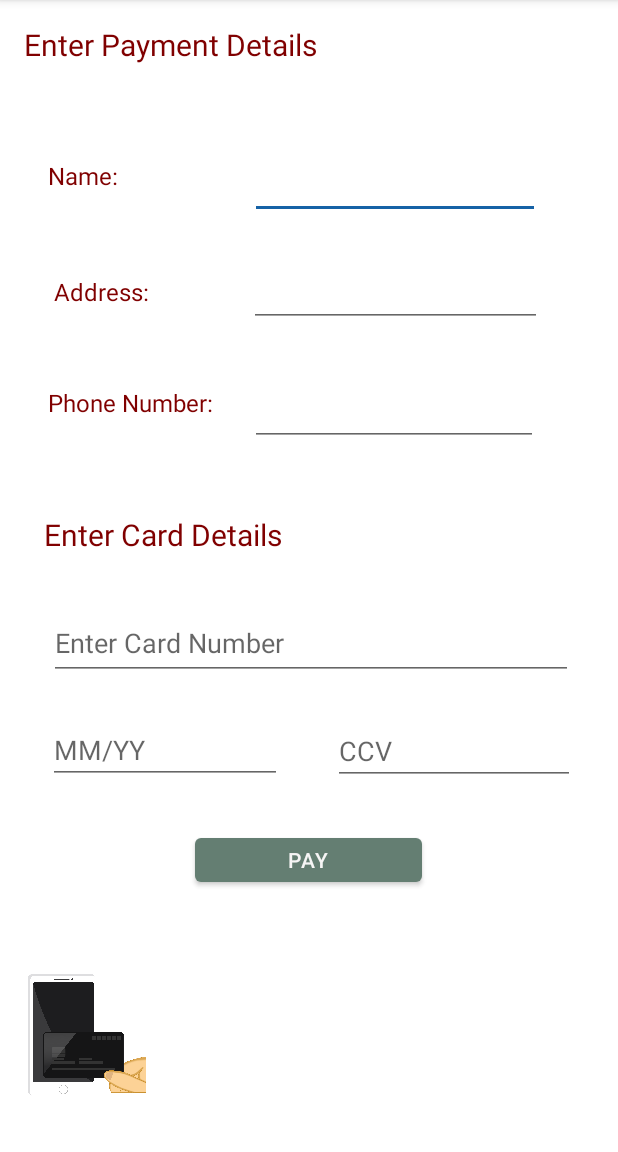
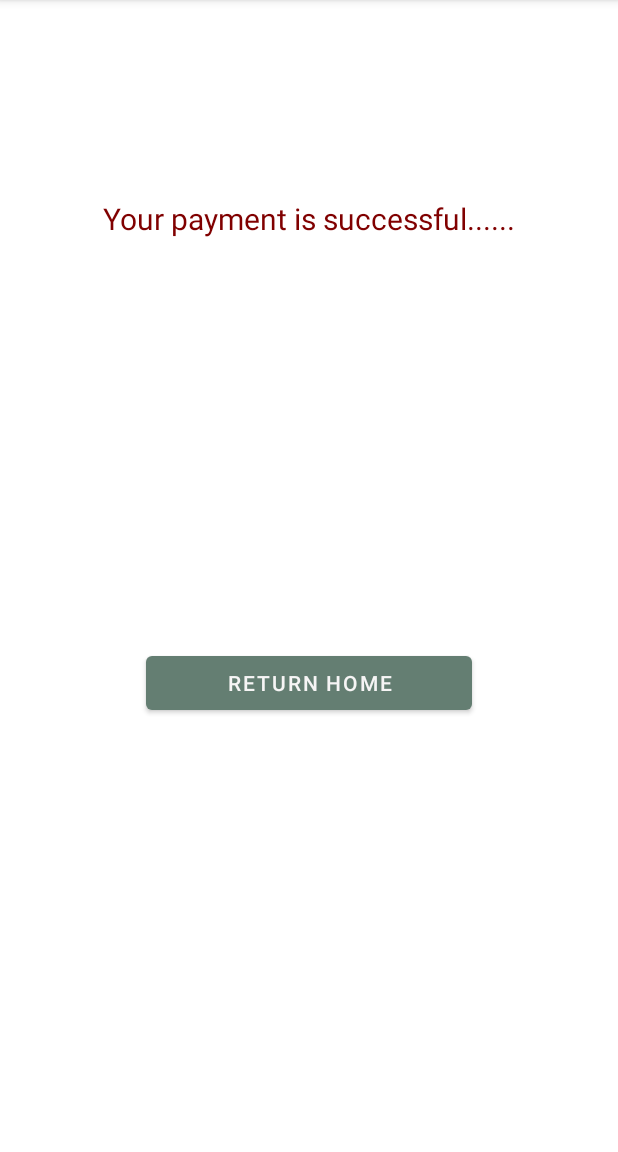
Before and after one commit to DhanukaDB/Transport_CBB, an Android app: the CardActivity screen opened directly, with no data from a screen before it, after a tap on "PAY", on a phone screen of 412 x 824 dp, the part 84-1236 px from its top. Run offline under Robolectric (Android 15) with nearby library versions, the phone set to English and light mode, and no system bars; our stand-ins replace Firebase (no records; nobody signed in at launch, a user with empty details on screens opened directly).

Commit message:
Linked payment and timetable and the show booking.

```diff
--- a/app/src/main/java/com/cbb/transportcbb/CardActivity.java
+++ b/app/src/main/java/com/cbb/transportcbb/CardActivity.java
@@ -41,7 +41,7 @@ public class CardActivity extends AppCompatActivity {
             @Override
             public void onClick(View v) {
                 insertPaymentData();
-                Intent intent = new Intent(CardActivity.this, SuccessActivity.class);
+                Intent intent = new Intent(CardActivity.this, PaymentSuccessActivity.class);
                 startActivity(intent);
             }
         });
@@ -59,6 +59,6 @@ public class CardActivity extends AppCompatActivity {
 
         CardPayments cardPayments = new CardPayments(name,address,number, card,expiry,ccv);
         paymentDbRef.push().setValue(cardPayments);
-        Toast.makeText(CardActivity.this, "Data inserted", Toast.LENGTH_SHORT).show();
+        Toast.makeText(CardActivity.this, "Payment details recorded for additional purposes...", Toast.LENGTH_SHORT).show();
     }
 }
--- a/app/src/main/java/com/cbb/transportcbb/HireActivity.java
+++ b/app/src/main/java/com/cbb/transportcbb/HireActivity.java
@@ -2,6 +2,7 @@ package com.cbb.transportcbb;
 
 import android.app.DatePickerDialog;
 import android.app.TimePickerDialog;
+import android.content.Intent;
 import android.os.Bundle;
 import android.view.View;
 import android.widget.Button;
@@ -9,6 +10,7 @@ import android.widget.DatePicker;
 import android.widget.EditText;
 import android.widget.TextView;
 import android.widget.TimePicker;
+import android.widget.Toast;
 
 import androidx.appcompat.app.AppCompatActivity;
 
@@ -115,6 +117,9 @@ public class HireActivity extends AppCompatActivity {
                 userMap.put("Person_Count", Person_Count);
 
                 root.push().setValue(userMap);
+                Toast.makeText(HireActivity.this, "Details were recorded successfully.", Toast.LENGTH_SHORT).show();
+
+                startActivity(new Intent(HireActivity.this, home.class));
             }
         });
     }
--- /dev/null
+++ b/app/src/main/java/com/cbb/transportcbb/PaymentSuccessActivity.java
@@ -0,0 +1,28 @@
+package com.cbb.transportcbb;
+
+import android.content.Intent;
+import android.os.Bundle;
+import android.view.View;
+import android.widget.Button;
+
+import androidx.appcompat.app.AppCompatActivity;
+
+public class PaymentSuccessActivity extends AppCompatActivity {
+
+    Button btnSuccess;
+
+    @Override
+    protected void onCreate(Bundle savedInstanceState) {
+        super.onCreate(savedInstanceState);
+        setContentView(R.layout.activity_payment_success);
+
+        btnSuccess = findViewById(R.id.btn_Success);
+        btnSuccess.setOnClickListener(new View.OnClickListener() {
+            @Override
+            public void onClick(View v) {
+                Intent intent = new Intent(PaymentSuccessActivity.this, home.class);
+                startActivity(intent);
+            }
+        });
+    }
+}
--- a/app/src/main/res/layout/activity_card.xml
+++ b/app/src/main/res/layout/activity_card.xml
@@ -52,8 +52,7 @@
         android:text="Pay"
         app:layout_constraintBottom_toBottomOf="parent"
         app:layout_constraintEnd_toEndOf="parent"
-        app:layout_constraintHorizontal_bias="0.192"
-        app:layout_constraintStart_toEndOf="@+id/imageView"
+        app:layout_constraintStart_toStartOf="parent"
         app:layout_constraintTop_toBottomOf="@+id/tex_ExpiryDate"
         app:layout_constraintVertical_bias="0.148" />
 
@@ -175,15 +174,4 @@
         app:layout_constraintStart_toStartOf="parent"
         app:layout_constraintTop_toBottomOf="@+id/tex_Num" />
 
-    <ImageView
-        android:id="@+id/imageView"
-        android:layout_width="83dp"
-        android:layout_height="110dp"
-        android:layout_marginStart="16dp"
-        app:layout_constraintBottom_toBottomOf="parent"
-        app:layout_constraintStart_toStartOf="parent"
-        app:layout_constraintTop_toBottomOf="@+id/tex_ExpiryDate"
-        app:layout_constraintVertical_bias="0.838"
-        app:srcCompat="@drawable/payment" />
-
 </androidx.constraintlayout.widget.ConstraintLayout>
--- a/app/src/main/res/layout/activity_home.xml
+++ b/app/src/main/res/layout/activity_home.xml
@@ -120,7 +120,7 @@
 
 
     <Button
-        android:id="@+id/button3"
+        android:id="@+id/btnDoneBookings"
         android:layout_width="110dp"
         android:layout_height="58dp"
         android:layout_marginStart="28dp"
@@ -154,7 +154,7 @@
         android:layout_width="106dp"
         android:layout_height="58dp"
         android:focusable="false"
-        android:text="contact-us 📲"
+        android:text="about-us 📲"
         android:textSize="13sp"
         app:layout_constraintBottom_toBottomOf="parent"
         app:layout_constraintEnd_toEndOf="parent"
--- /dev/null
+++ b/app/src/main/res/layout/activity_payment_success.xml
@@ -0,0 +1,34 @@
+<?xml version="1.0" encoding="utf-8"?>
+<androidx.constraintlayout.widget.ConstraintLayout xmlns:android="http://schemas.android.com/apk/res/android"
+    xmlns:app="http://schemas.android.com/apk/res-auto"
+    xmlns:tools="http://schemas.android.com/tools"
+    android:layout_width="match_parent"
+    android:layout_height="match_parent"
+    tools:context=".SuccessActivity">
+
+    <TextView
+        android:id="@+id/textView"
+        android:layout_width="305dp"
+        android:layout_height="166dp"
+        android:layout_marginTop="132dp"
+        android:text="Your payment is successful......"
+        android:textAlignment="center"
+        android:textColor="@color/black"
+        android:textSize="20sp"
+        app:layout_constraintEnd_toEndOf="parent"
+        app:layout_constraintHorizontal_bias="0.495"
+        app:layout_constraintStart_toStartOf="parent"
+        app:layout_constraintTop_toTopOf="parent" />
+
+    <Button
+        android:id="@+id/btn_Success"
+        android:layout_width="217dp"
+        android:layout_height="48dp"
+        android:text="Return Home"
+        app:layout_constraintBottom_toBottomOf="parent"
+        app:layout_constraintEnd_toEndOf="parent"
+        app:layout_constraintStart_toStartOf="parent"
+        app:layout_constraintTop_toBottomOf="@+id/textView"
+        app:layout_constraintVertical_bias="0.316" />
+
+</androidx.constraintlayout.widget.ConstraintLayout>
```
Also changed, not shown: app/src/main/AndroidManifest.xml (+20 -2 lines), app/src/main/java/com/cbb/transportcbb/BookingSuccess.java (+8 -0 lines), app/src/main/java/com/cbb/transportcbb/home.java (+25 -1 lines).
